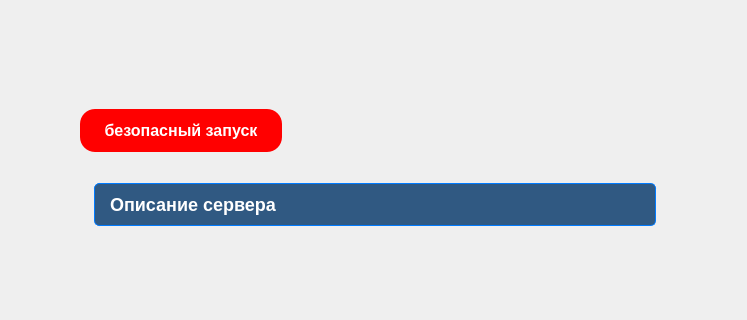
First picture: the form in src/launcher/design/design.ui, repository izharus/tfc_halloween_launcher, before the edit; both pictures show x 303 to 1050 and y 0 to 320 of the 1050 by 600 pixel window.
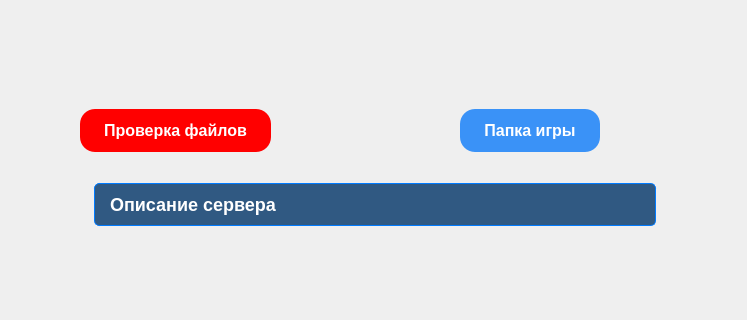
Second picture: the form after the edit. Icons and pictures are not drawn.

Commit message: feat: add open_server_data button

```diff
--- a/src/launcher/design/design.ui
+++ b/src/launcher/design/design.ui
@@ -935,7 +935,7 @@
 </string>
                     </property>
                     <property name="text">
-                     <string>безопасный запуск</string>
+                     <string>Проверка файлов</string>
                     </property>
                    </widget>
                   </item>
@@ -952,6 +952,37 @@
                     </property>
                    </spacer>
                   </item>
+                  <item>
+                   <widget class="QPushButton" name="pushButton_open_modpack_dir">
+                    <property name="styleSheet">
+                     <string notr="true">QPushButton {
+  background-color: #3A92F7;
+  border: none;
+  border-radius: 15px;
+  padding: 12px 24px;
+  color: #FFFFFF;
+  font-weight: bold;
+  text-align: center;
+  text-decoration: none;
+  font-size: 16px;
+}
+
+QPushButton:hover {
+  background-color: #303EF7;
+}
+
+
+QPushButton:pressed {
+  background-color: #1000F7;
+  border: 1px solid #00274D;
+}
+</string>
+                    </property>
+                    <property name="text">
+                     <string>Папка игры</string>
+                    </property>
+                   </widget>
+                  </item>
                   <item>
                    <widget class="QPushButton" name="pushButton_back_from_server_settings">
                     <property name="minimumSize">
```
Left out of the diff: 2 changed lines with no effect on the pictures. The commit also changes 3 other files.
